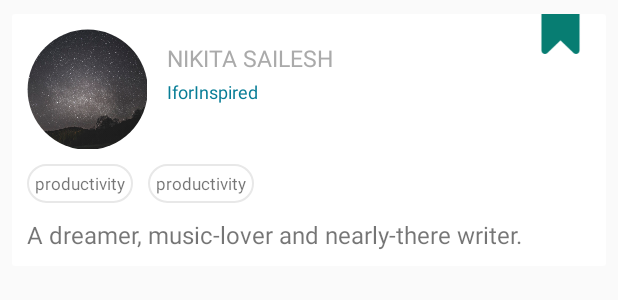
After one commit to kashyap-sharma/biblip, an Android app: the layout adapter_browse.xml on its own in the app's theme, with its tools: preview values and no code run, on a phone screen of 412 x 824 dp. The commit adds this screen. Shown: the top 300 px of the screen. Run offline under Robolectric (Android 15) with nearby library versions, the phone set to English and light mode, and no system bars.

Commit message:
3rd Commit

```diff
--- a/app/src/main/AndroidManifest.xml
+++ b/app/src/main/AndroidManifest.xml
@@ -34,7 +34,9 @@
             android:name="com.facebook.FacebookActivity"
             android:configChanges="keyboard|keyboardHidden|screenLayout|screenSize|orientation"
             android:label="@string/app_name" />
-        <activity android:name=".actArea.Home" />
+        <activity android:name=".actArea.Home"
+            android:label=""
+            android:theme="@style/AppTheme1" />
         <activity android:name=".actArea.Sign2"></activity>
     </application>
 
--- /dev/null
+++ b/app/src/main/java/app/biblipad/cusCompo/RoundedImageView.java
@@ -0,0 +1,106 @@
+package app.biblipad.cusCompo;
+
+import android.content.Context;
+import android.content.res.TypedArray;
+import android.graphics.Bitmap;
+import android.graphics.BitmapShader;
+import android.graphics.Canvas;
+import android.graphics.Color;
+import android.graphics.Matrix;
+import android.graphics.Paint;
+import android.graphics.PorterDuff;
+import android.graphics.PorterDuffXfermode;
+import android.graphics.Rect;
+import android.graphics.RectF;
+import android.graphics.Shader;
+import android.graphics.drawable.BitmapDrawable;
+import android.graphics.drawable.Drawable;
+import android.graphics.drawable.VectorDrawable;
+import android.os.Build;
+import android.util.AttributeSet;
+import android.util.Log;
+import android.widget.ImageView;
+
+import app.biblipad.R;
+
+/**
+ * Created by JLabs on 04/14/17.
+ */
+
+public class RoundedImageView extends ImageView {
+
+    public RoundedImageView(Context context) {
+        super(context);
+        // TODO Auto-generated constructor stub
+    }
+
+    public RoundedImageView(Context context, AttributeSet attrs) {
+        super(context, attrs);
+    }
+
+    public RoundedImageView(Context context, AttributeSet attrs, int defStyle) {
+        super(context, attrs, defStyle);
+    }
+
+    @Override
+    protected void onDraw(Canvas canvas) {
+
+        Drawable drawable = getDrawable();
+
+        if (drawable == null) {
+            return;
+        }
+
+        if (getWidth() == 0 || getHeight() == 0) {
+            return;
+        }
+
+        Bitmap b = null;
+        if (Build.VERSION.SDK_INT >= Build.VERSION_CODES.LOLLIPOP
+                && drawable instanceof VectorDrawable) {
+            ((VectorDrawable) drawable).draw(canvas);
+            b = Bitmap.createBitmap(canvas.getWidth(), canvas.getHeight(), Bitmap.Config.ARGB_8888);
+            Canvas c = new Canvas();
+            c.setBitmap(b);
+            drawable.draw(c);
+        }
+        else {
+            b = ((BitmapDrawable) drawable).getBitmap();
+        }
+
+        Bitmap bitmap = b.copy(Bitmap.Config.ARGB_8888, true);
+
+        int w = getWidth(), h = getHeight();
+
+        Bitmap roundBitmap =  getCroppedBitmap(bitmap, w);
+        canvas.drawBitmap(roundBitmap, 0,0, null);
+    }
+
+    public static Bitmap getCroppedBitmap(Bitmap bmp, int radius) {
+        Bitmap sbmp;
+        if(bmp.getWidth() != radius || bmp.getHeight() != radius)
+            sbmp = Bitmap.createScaledBitmap(bmp, radius, radius, false);
+        else
+            sbmp = bmp;
+        Bitmap output = Bitmap.createBitmap(sbmp.getWidth(),
+                sbmp.getHeight(), Bitmap.Config.ARGB_8888);
+        Canvas canvas = new Canvas(output);
+
+        final int color = 0xffa19774;
+        final Paint paint = new Paint();
+        final Rect rect = new Rect(0, 0, sbmp.getWidth(), sbmp.getHeight());
+
+        paint.setAntiAlias(true);
+        paint.setFilterBitmap(true);
+        paint.setDither(true);
+        canvas.drawARGB(0, 0, 0, 0);
+        paint.setColor(Color.parseColor("#BAB399"));
+        canvas.drawCircle(sbmp.getWidth() / 2+0.7f, sbmp.getHeight() / 2+0.7f,
+                sbmp.getWidth() / 2+0.1f, paint);
+        paint.setXfermode(new PorterDuffXfermode(PorterDuff.Mode.SRC_IN));
+        canvas.drawBitmap(sbmp, rect, rect, paint);
+
+
+        return output;
+    }
+}
--- /dev/null
+++ b/app/src/main/res/drawable/backy.xml
@@ -0,0 +1,13 @@
+<?xml version="1.0" encoding="utf-8"?>
+<shape xmlns:android="http://schemas.android.com/apk/res/android" android:shape="rectangle" >
+    <corners
+        android:radius="14dp"
+        />
+    <solid
+        android:color="#00000000"
+        />
+    <stroke
+        android:width="1dp"
+        android:color="#E8E8E8"
+        />
+</shape>
--- /dev/null
+++ b/app/src/main/res/layout/adapter_browse.xml
@@ -0,0 +1,88 @@
+<?xml version="1.0" encoding="utf-8"?>
+<LinearLayout xmlns:android="http://schemas.android.com/apk/res/android"
+    xmlns:card_view="http://schemas.android.com/apk/res-auto"
+    android:layout_width="match_parent"
+    android:layout_height="wrap_content"
+    android:orientation="vertical" >
+
+
+<android.support.v7.widget.CardView
+    android:orientation="vertical"
+    android:layout_width="match_parent"
+    android:layout_marginLeft="5dp"
+    android:layout_marginTop="5dp"
+    card_view:cardBackgroundColor="@android:color/white"
+    card_view:cardElevation="2dp"
+    card_view:cardUseCompatPadding="true"
+    android:layout_marginRight="5dp"
+    android:layout_height="wrap_content">
+    <RelativeLayout
+        android:layout_width="match_parent"
+        android:layout_height="wrap_content">
+       <app.biblipad.cusCompo.RoundedImageView
+           android:layout_width="80dp"
+           android:layout_height="80dp"
+           android:id="@+id/pic"
+           android:layout_margin="10dp"
+           android:src="@drawable/hah"
+
+           />
+        <TextView
+            android:layout_width="wrap_content"
+            android:layout_height="wrap_content"
+            android:text="Nikita Sailesh"
+            android:textSize="15sp"
+            android:id="@+id/user_name"
+            android:padding="3dp"
+            android:textAllCaps="true"
+            android:layout_toRightOf="@+id/pic"
+            android:layout_marginTop="15dp"
+            android:textColor="#AAAAAA"/>
+        <TextView
+            android:layout_width="wrap_content"
+            android:layout_height="wrap_content"
+            android:text="IforInspired"
+            android:textSize="12sp"
+            android:paddingLeft="3dp"
+            android:layout_below="@+id/user_name"
+            android:textAllCaps="false"
+            android:layout_toRightOf="@+id/pic"
+            android:textColor="#077D96"/>
+        <TextView
+            android:layout_width="wrap_content"
+            android:background="@drawable/backy"
+            android:text="productivity"
+            android:padding="5dp"
+            android:id="@+id/one"
+            android:textSize="11sp"
+            android:layout_marginLeft="10dp"
+            android:layout_below="@+id/pic"
+            android:layout_height="wrap_content" />
+        <TextView
+            android:layout_width="wrap_content"
+            android:background="@drawable/backy"
+            android:text="productivity"
+            android:padding="5dp"
+            android:textSize="11sp"
+            android:layout_toRightOf="@+id/one"
+            android:layout_marginLeft="10dp"
+            android:layout_below="@+id/pic"
+            android:layout_height="wrap_content" />
+        <TextView
+            android:layout_width="wrap_content"
+            android:textSize="16sp"
+            android:layout_below="@+id/one"
+            android:padding="10dp"
+            android:text="A dreamer, music-lover and nearly-there writer."
+            android:layout_height="wrap_content" />
+        <ImageView
+            android:layout_width="30dp"
+            android:layout_marginTop="-3dp"
+            android:src="@drawable/bookmarked"
+            android:layout_alignParentRight="true"
+            android:layout_marginRight="15dp"
+            android:layout_height="30dp" />
+    </RelativeLayout>
+
+</android.support.v7.widget.CardView>
+    </LinearLayout>
--- a/app/src/main/res/values/strings.xml
+++ b/app/src/main/res/values/strings.xml
@@ -6,4 +6,8 @@
     <string name="permission_not_granted">Unable to perform selected action because permissions were not granted.</string>
     <string name="ok">OK</string>
     <string name="fds">A unique clutter-free community for writers.</string>
+    <string name="client_id">493563582968-1d6a5vkherlc814dti6ptvl460tumdqn.apps.googleusercontent.com</string>
+    <string name="navigation_drawer_open">Open navigation drawer</string>
+    <string name="navigation_drawer_close">Close navigation drawer</string>
+
 </resources>
--- a/build.gradle
+++ b/build.gradle
@@ -6,7 +6,7 @@ buildscript {
     }
     dependencies {
         classpath 'com.android.tools.build:gradle:2.3.0'
-
+        classpath 'com.google.gms:google-services:3.0.0'
         // NOTE: Do not place your application dependencies here; they belong
         // in the individual module build.gradle files
     }
```
Also changed, not shown: app/build.gradle (+14 -0 lines), app/src/main/java/app/biblipad/actArea/Home.java (+6 -2 lines), app/src/main/java/app/biblipad/actArea/Sign.java (+264 -4 lines), app/src/main/res/layout/activity_home.xml (+22 -5 lines), app/src/main/res/values/styles.xml (+23 -0 lines), app/src/main/res/drawable/bookmark.png (added), app/src/main/res/drawable/bookmarked.png (added), app/src/main/res/drawable/hah.jpg (added), app/src/main/res/drawable/msg.png (added).
